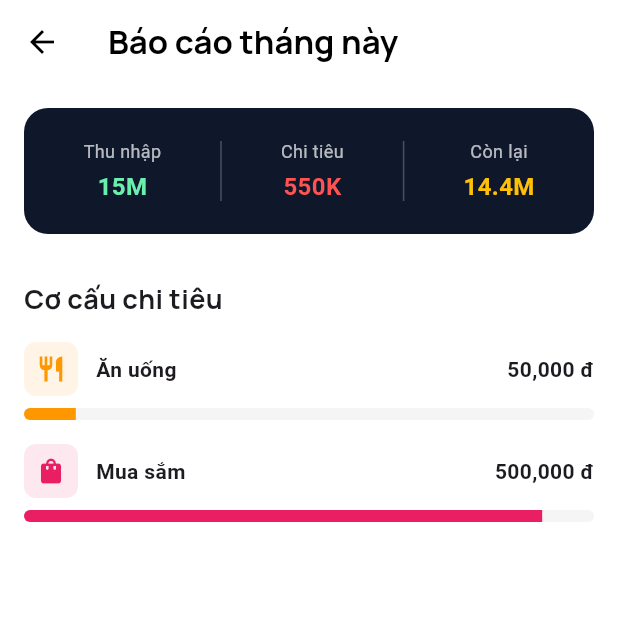
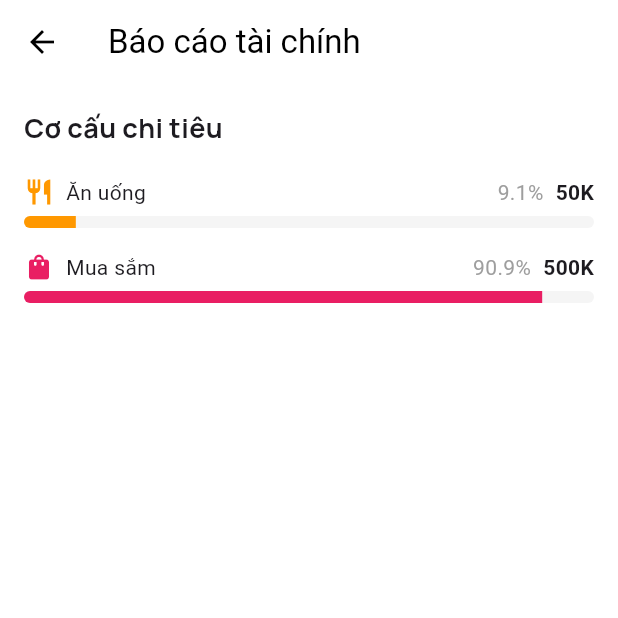
Before and after one commit to nguyenhau031993/aia_master, a Flutter app: the FinanceReportScreen screen opened directly, on a phone screen of 412 x 824 dp, the top half of it. Run offline on Flutter 3.47's test engine with Material 3 defaults, Android fonts, the phone set to English and light mode, and no system bars; our stand-ins replace google_fonts; statements that could not run were skipped.

Commit message:
Update finance_report_screen.dart

```diff
--- a/lib/finance/screens/finance_report_screen.dart
+++ b/lib/finance/screens/finance_report_screen.dart
@@ -8,18 +8,14 @@ class FinanceReportScreen extends StatelessWidget {
 
   @override
   Widget build(BuildContext context) {
-    // Tính toán tổng
-    double totalIncome = 0;
-    double totalExpense = 0;
-    for (var t in FinanceData.transactions) {
-      if (t.category.type == TransactionType.income) totalIncome += t.amount;
-      else totalExpense += t.amount;
-    }
+    double totalExpense = FinanceData.transactions
+        .where((t) => t.category.type == TransactionType.expense)
+        .fold(0, (sum, t) => sum + t.amount);
 
     return Scaffold(
       backgroundColor: Colors.white,
       appBar: AppBar(
-        title: Text("Báo cáo tháng này", style: GoogleFonts.manrope(color: Colors.black, fontWeight: FontWeight.bold)),
+        title: const Text("Báo cáo tài chính", style: TextStyle(color: Colors.black)),
         backgroundColor: Colors.white,
         elevation: 0,
         iconTheme: const IconThemeData(color: Colors.black),
@@ -27,61 +23,33 @@ class FinanceReportScreen extends StatelessWidget {
       body: SingleChildScrollView(
         padding: const EdgeInsets.all(16),
         child: Column(
+          crossAxisAlignment: CrossAxisAlignment.start,
           children: [
-            // 1. Tổng quan
-            Container(
-              padding: const EdgeInsets.all(20),
-              decoration: BoxDecoration(
-                color: const Color(0xFF0F172A),
-                borderRadius: BorderRadius.circular(16),
-              ),
-              child: Row(
-                mainAxisAlignment: MainAxisAlignment.spaceAround,
-                children: [
-                  _buildSummaryItem("Thu nhập", totalIncome, Colors.greenAccent),
-                  Container(width: 1, height: 40, color: Colors.white24),
-                  _buildSummaryItem("Chi tiêu", totalExpense, Colors.redAccent),
-                  Container(width: 1, height: 40, color: Colors.white24),
-                  _buildSummaryItem("Còn lại", totalIncome - totalExpense, Colors.amber),
-                ],
-              ),
-            ),
+            Text("Cơ cấu chi tiêu", style: GoogleFonts.manrope(fontSize: 18, fontWeight: FontWeight.bold)),
+            const SizedBox(height: 20),
 
-            const SizedBox(height: 30),
+            // Vẽ biểu đồ dạng thanh ngang (Progress Bar)
+            ...FinanceData.categories.where((c) => c.type == TransactionType.expense).map((cat) {
+              double sum = FinanceData.transactions.where((t) => t.category.id == cat.id).fold(0, (s, t) => s + t.amount);
+              if (sum == 0) return const SizedBox.shrink();
 
-            // 2. Biểu đồ chi tiêu (Giả lập bằng Progress Bar màu sắc)
-            Align(alignment: Alignment.centerLeft, child: Text("Cơ cấu chi tiêu", style: GoogleFonts.manrope(fontSize: 18, fontWeight: FontWeight.bold))),
-            const SizedBox(height: 16),
-
-            // Lấy danh sách danh mục chi tiêu
-            ...FinanceData.categories.where((c) => c.type == TransactionType.expense).map((cat) {
-              // Tính tổng tiền cho danh mục này
-              double sum = 0;
-              for(var t in FinanceData.transactions) {
-                if(t.category.id == cat.id) sum += t.amount;
-              }
-              if (sum == 0) return const SizedBox.shrink(); // Ẩn nếu ko có tiền
-
-              double percent = totalExpense > 0 ? (sum / totalExpense) : 0;
-
-              return Container(
-                margin: const EdgeInsets.only(bottom: 16),
+              double percent = totalExpense > 0 ? sum / totalExpense : 0;
+              return Padding(
+                padding: const EdgeInsets.only(bottom: 16),
                 child: Column(
                   children: [
                     Row(
                       children: [
-                        Container(
-                          padding: const EdgeInsets.all(8),
-                          decoration: BoxDecoration(color: cat.color.withOpacity(0.1), borderRadius: BorderRadius.circular(8)),
-                          child: Icon(cat.icon, color: cat.color, size: 20),
-                        ),
-                        const SizedBox(width: 12),
-                        Text(cat.name, style: const TextStyle(fontWeight: FontWeight.bold)),
+                        Icon(cat.icon, color: cat.color, size: 20),
+                        const SizedBox(width: 8),
+                        Text(cat.name),
                         const Spacer(),
-                        Text("${NumberFormat('#,###').format(sum)} đ", style: const TextStyle(fontWeight: FontWeight.bold)),
+                        Text("${(percent * 100).toStringAsFixed(1)}%", style: const TextStyle(color: Colors.grey)),
+                        const SizedBox(width: 8),
+                        Text(NumberFormat.compact().format(sum), style: const TextStyle(fontWeight: FontWeight.bold)),
                       ],
                     ),
-                    const SizedBox(height: 8),
+                    const SizedBox(height: 6),
                     ClipRRect(
                       borderRadius: BorderRadius.circular(4),
                       child: LinearProgressIndicator(
@@ -95,22 +63,12 @@ class FinanceReportScreen extends StatelessWidget {
                 ),
               );
             }).toList(),
+
+            if (totalExpense == 0)
+              const Center(child: Text("Chưa có dữ liệu chi tiêu", style: TextStyle(color: Colors.grey))),
           ],
         ),
       ),
     );
   }
-
-  Widget _buildSummaryItem(String label, double value, Color color) {
-    return Column(
-      children: [
-        Text(label, style: const TextStyle(color: Colors.white70, fontSize: 12)),
-        const SizedBox(height: 4),
-        Text(
-          NumberFormat.compact().format(value),
-          style: TextStyle(color: color, fontWeight: FontWeight.bold, fontSize: 16)
-        ),
-      ],
-    );
-  }
 }
```
